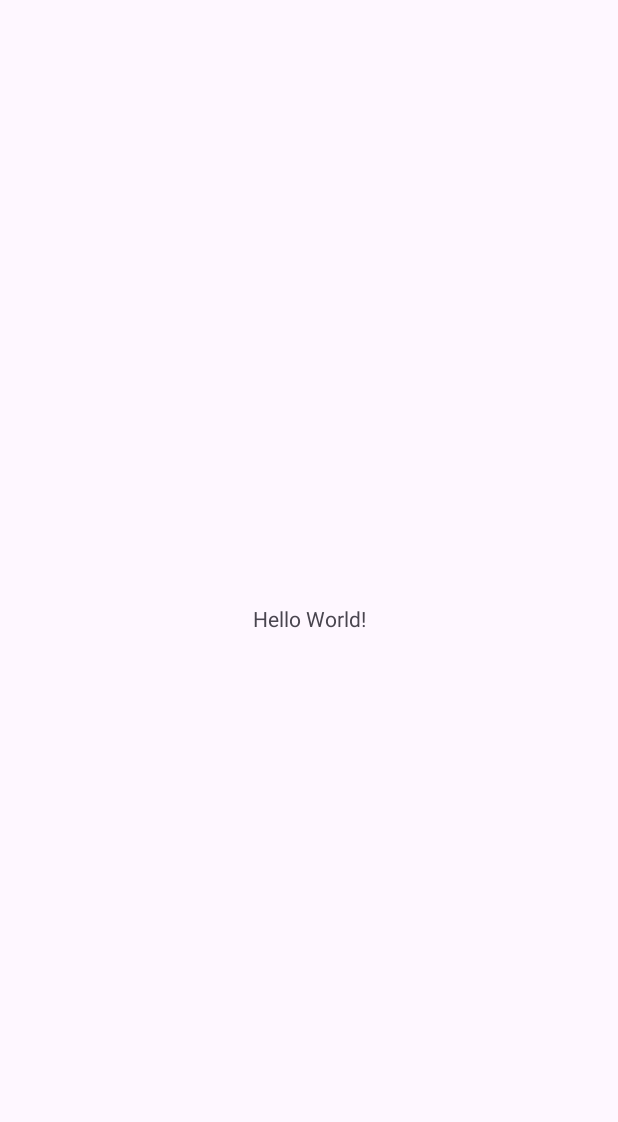
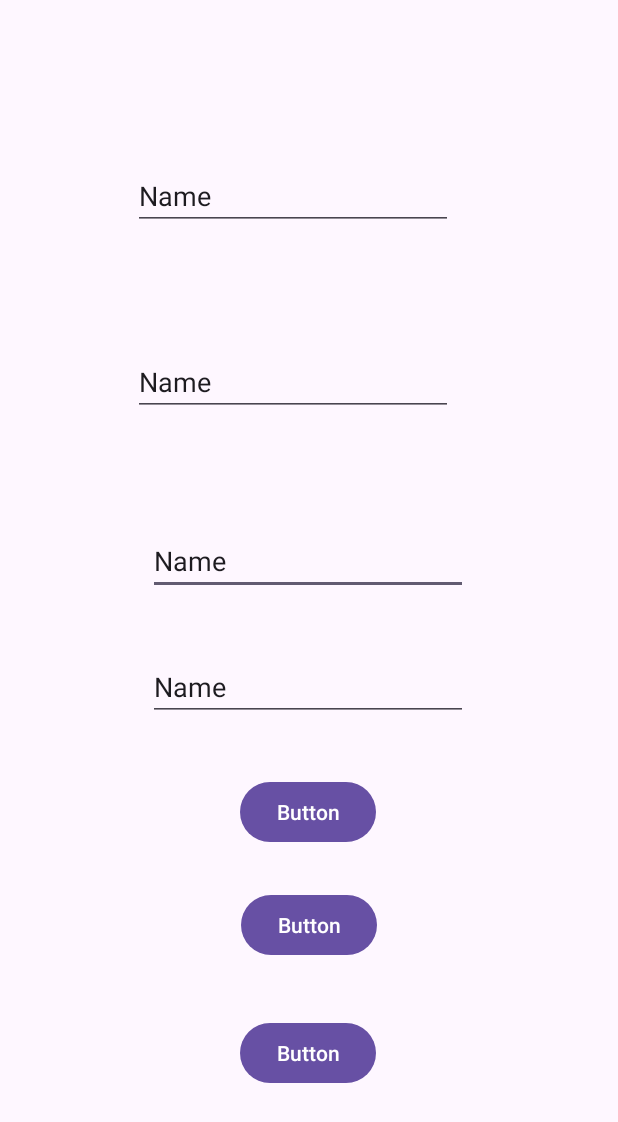
Before and after one commit to VCSTDN2024/imad5112-practicum-2025-StephenChristie12345, an Android app: the screen it shows after launch (MainActivity), on a phone screen of 412 x 824 dp. Before the commit the part shown is almost empty. Shown: the top 1122 px of the screen. Run offline under Robolectric (Android 15) with nearby library versions, the phone set to English and light mode, and no system bars.

Commit message:
Added buttons and edittexts

```diff
--- a/app/src/main/AndroidManifest.xml
+++ b/app/src/main/AndroidManifest.xml
@@ -1,6 +1,6 @@
 <?xml version="1.0" encoding="utf-8"?>
 <manifest xmlns:android="http://schemas.android.com/apk/res/android"
-    xmlns:tools="http://schemas.android.com/tools">
+    xmlns:tools="http://schemas.android.com/tools" >
 
     <application
         android:allowBackup="true"
@@ -11,13 +11,13 @@
         android:roundIcon="@mipmap/ic_launcher_round"
         android:supportsRtl="true"
         android:theme="@style/Theme.MusicManager"
-        tools:targetApi="31">
+        tools:targetApi="31" >
         <activity
             android:name=".MainActivity2"
             android:exported="false" />
         <activity
             android:name=".MainActivity"
-            android:exported="true">
+            android:exported="true" >
             <intent-filter>
                 <action android:name="android.intent.action.MAIN" />
 
--- a/app/src/main/res/layout/activity_main.xml
+++ b/app/src/main/res/layout/activity_main.xml
@@ -7,13 +7,96 @@
     android:layout_height="match_parent"
     tools:context=".MainActivity">
 
-    <TextView
+    <Button
+        android:id="@+id/button3"
         android:layout_width="wrap_content"
         android:layout_height="wrap_content"
-        android:text="Hello World!"
+        android:text="Button"
         app:layout_constraintBottom_toBottomOf="parent"
         app:layout_constraintEnd_toEndOf="parent"
+        app:layout_constraintHorizontal_bias="0.498"
         app:layout_constraintStart_toStartOf="parent"
-        app:layout_constraintTop_toTopOf="parent" />
+        app:layout_constraintTop_toTopOf="parent"
+        app:layout_constraintVertical_bias="0.874" />
+
+    <Button
+        android:id="@+id/button4"
+        android:layout_width="wrap_content"
+        android:layout_height="wrap_content"
+        android:text="Button"
+        app:layout_constraintBottom_toBottomOf="parent"
+        app:layout_constraintEnd_toEndOf="parent"
+        app:layout_constraintHorizontal_bias="0.498"
+        app:layout_constraintStart_toStartOf="parent"
+        app:layout_constraintTop_toTopOf="parent"
+        app:layout_constraintVertical_bias="0.667" />
+
+    <Button
+        android:id="@+id/button5"
+        android:layout_width="wrap_content"
+        android:layout_height="wrap_content"
+        android:text="Button"
+        app:layout_constraintBottom_toBottomOf="parent"
+        app:layout_constraintEnd_toEndOf="parent"
+        app:layout_constraintHorizontal_bias="0.501"
+        app:layout_constraintStart_toStartOf="parent"
+        app:layout_constraintTop_toTopOf="parent"
+        app:layout_constraintVertical_bias="0.764" />
+
+    <EditText
+        android:id="@+id/editTextText"
+        android:layout_width="wrap_content"
+        android:layout_height="wrap_content"
+        android:ems="10"
+        android:inputType="text"
+        android:text="Name"
+        app:layout_constraintBottom_toBottomOf="parent"
+        app:layout_constraintEnd_toEndOf="parent"
+        app:layout_constraintHorizontal_bias="0.497"
+        app:layout_constraintStart_toStartOf="parent"
+        app:layout_constraintTop_toTopOf="parent"
+        app:layout_constraintVertical_bias="0.451" />
+
+    <EditText
+        android:id="@+id/editTextText2"
+        android:layout_width="wrap_content"
+        android:layout_height="wrap_content"
+        android:ems="10"
+        android:inputType="text"
+        android:text="Name"
+        app:layout_constraintBottom_toBottomOf="parent"
+        app:layout_constraintEnd_toEndOf="parent"
+        app:layout_constraintHorizontal_bias="0.447"
+        app:layout_constraintStart_toStartOf="parent"
+        app:layout_constraintTop_toTopOf="parent"
+        app:layout_constraintVertical_bias="0.298" />
+
+    <EditText
+        android:id="@+id/editTextText3"
+        android:layout_width="wrap_content"
+        android:layout_height="wrap_content"
+        android:ems="10"
+        android:inputType="text"
+        android:text="Name"
+        app:layout_constraintBottom_toBottomOf="parent"
+        app:layout_constraintEnd_toEndOf="parent"
+        app:layout_constraintHorizontal_bias="0.447"
+        app:layout_constraintStart_toStartOf="parent"
+        app:layout_constraintTop_toTopOf="parent"
+        app:layout_constraintVertical_bias="0.139" />
+
+    <EditText
+        android:id="@+id/editTextText4"
+        android:layout_width="wrap_content"
+        android:layout_height="wrap_content"
+        android:ems="10"
+        android:inputType="text"
+        android:text="Name"
+        app:layout_constraintBottom_toBottomOf="parent"
+        app:layout_constraintEnd_toEndOf="parent"
+        app:layout_constraintHorizontal_bias="0.497"
+        app:layout_constraintStart_toStartOf="parent"
+        app:layout_constraintTop_toTopOf="parent"
+        app:layout_constraintVertical_bias="0.559" />
 
 </androidx.constraintlayout.widget.ConstraintLayout>
--- a/app/src/main/res/layout/activity_main2.xml
+++ b/app/src/main/res/layout/activity_main2.xml
@@ -1,10 +1,11 @@
 <?xml version="1.0" encoding="utf-8"?>
-<androidx.constraintlayout.widget.ConstraintLayout xmlns:android="http://schemas.android.com/apk/res/android"
+<androidx.constraintlayout.widget.ConstraintLayout
+    xmlns:android="http://schemas.android.com/apk/res/android"
+    xmlns:tools="http://schemas.android.com/tools"
     xmlns:app="http://schemas.android.com/apk/res-auto"
-    xmlns:tools="http://schemas.android.com/tools"
     android:id="@+id/main"
     android:layout_width="match_parent"
     android:layout_height="match_parent"
     tools:context=".MainActivity2">
 
-</androidx.constraintlayout.widget.ConstraintLayout>
+  </androidx.constraintlayout.widget.ConstraintLayout>
```
